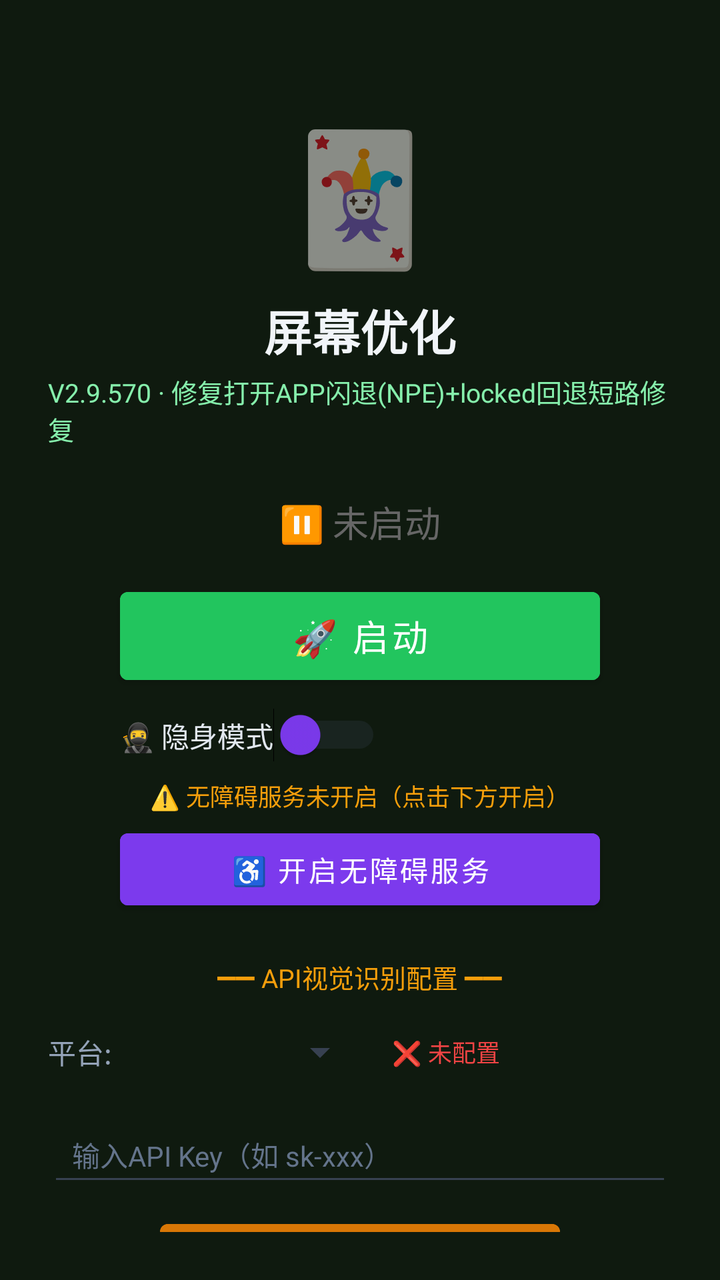
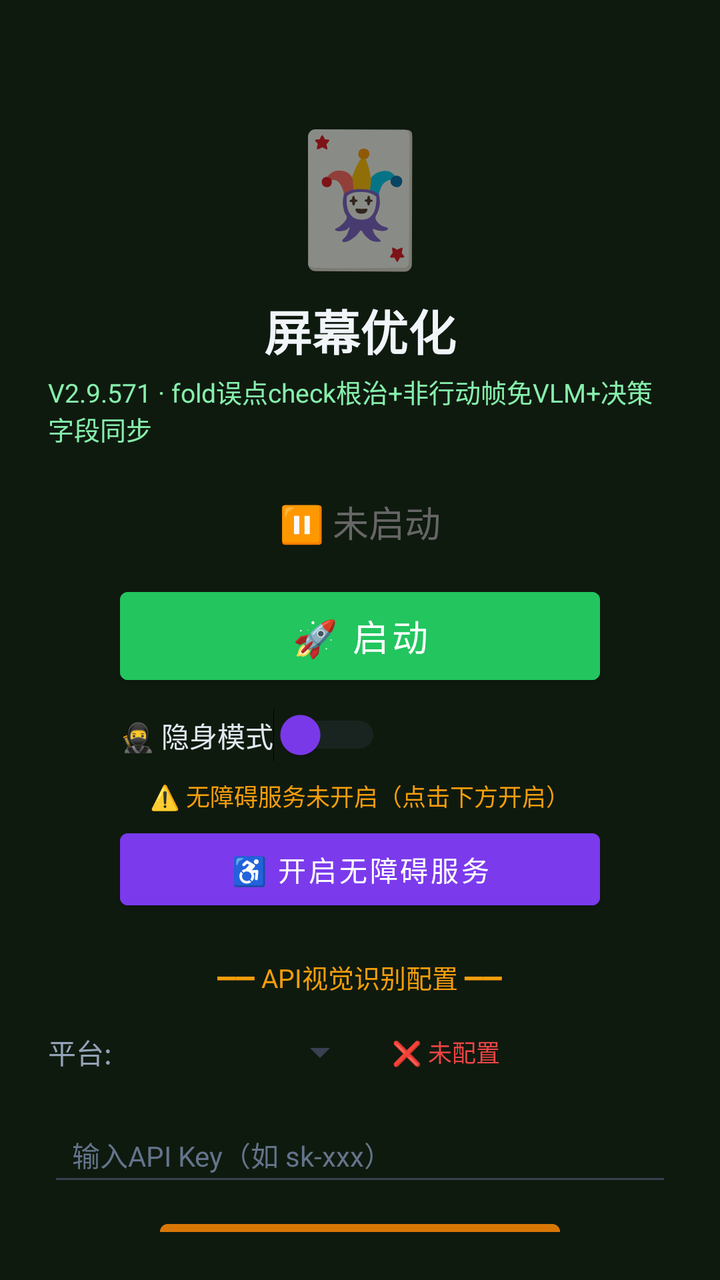

The first picture is an Android layout as it rendered before a commit; the second is the same layout after the commit. The layout source and the unified diff follow.
<!-- AndroidManifest.xml: activity theme Theme.MjScreenshot -->
<!-- res/layout/activity_main.xml -->
<?xml version="1.0" encoding="utf-8"?>
<LinearLayout xmlns:android="http://schemas.android.com/apk/res/android"
    android:layout_width="match_parent"
    android:layout_height="match_parent"
    android:orientation="vertical"
    android:background="#0f1a0f"
    android:padding="24dp"
    android:gravity="center_horizontal">

    <TextView
        android:layout_width="wrap_content"
        android:layout_height="wrap_content"
        android:text="🃏"
        android:textSize="64sp"
        android:layout_marginTop="30dp" />

    <TextView
        android:layout_width="wrap_content"
        android:layout_height="wrap_content"
        android:text="屏幕优化"
        android:textSize="24sp"
        android:textColor="#f1f5f9"
        android:textStyle="bold"
        android:layout_marginTop="8dp" />

    <TextView
        android:layout_width="wrap_content"
        android:layout_height="wrap_content"
        android:text="V2.9.570 · 修复打开APP闪退(NPE)+locked回退短路修复"
        android:textSize="13sp"
        android:textColor="#86efac"
        android:layout_marginTop="4dp" />

    <TextView
        android:id="@+id/tvStatus"
        android:layout_width="wrap_content"
        android:layout_height="wrap_content"
        android:text="⏸ 未启动"
        android:textSize="18sp"
        android:textColor="#666666"
        android:layout_marginTop="24dp" />

    <Button
        android:id="@+id/btnStart"
        android:layout_width="240dp"
        android:layout_height="56dp"
        android:text="🚀 启动"
        android:textSize="18sp"
        android:textColor="#ffffff"
        android:backgroundTint="#22c55e"
        android:layout_marginTop="16dp" />

    <Button
        android:id="@+id/btnHelper"
        android:layout_width="240dp"
        android:layout_height="56dp"
        android:text="🃏 打开智囊"
        android:textSize="16sp"
        android:textColor="#ffffff"
        android:backgroundTint="#16a34a"
        android:layout_marginTop="12dp"
        android:visibility="gone" />

    
    <LinearLayout
        android:layout_width="240dp"
        android:layout_height="wrap_content"
        android:orientation="horizontal"
        android:gravity="center_vertical"
        android:layout_marginTop="8dp">

        <Switch
            android:id="@+id/switchStealth"
            android:layout_width="wrap_content"
            android:layout_height="wrap_content"
            android:text="🥷 隐身模式"
            android:textColor="#e2e8f0"
            android:textSize="14sp"
            android:thumbTint="#7c3aed"
            android:trackTint="#374151" />
    </LinearLayout>

    <TextView
        android:id="@+id/tvAccessibilityStatus"
        android:layout_width="wrap_content"
        android:layout_height="wrap_content"
        android:text="⚠️ 无障碍服务未开启（点击下方开启）"
        android:textSize="12sp"
        android:textColor="#f59e0b"
        android:layout_marginTop="8dp"
        android:gravity="center" />

    <Button
        android:id="@+id/btnAccessibility"
        android:layout_width="240dp"
        android:layout_height="48dp"
        android:text="♿ 开启无障碍服务"
        android:textSize="14sp"
        android:textColor="#ffffff"
        android:backgroundTint="#7c3aed"
        android:layout_marginTop="4dp" />

    <TextView
        android:layout_width="wrap_content"
        android:layout_height="wrap_content"
        android:text="━━ API视觉识别配置 ━━"
        android:textSize="13sp"
        android:textColor="#f59e0b"
        android:layout_marginTop="20dp" />

    <LinearLayout
        android:layout_width="match_parent"
        android:layout_height="wrap_content"
        android:orientation="horizontal"
        android:layout_marginTop="8dp"
        android:gravity="center_vertical">

        <TextView
            android:layout_width="wrap_content"
            android:layout_height="wrap_content"
            android:text="平台:"
            android:textSize="14sp"
            android:textColor="#94a3b8" />

        <Spinner
            android:id="@+id/spinnerProvider"
            android:layout_width="120dp"
            android:layout_height="40dp"
            android:layout_marginStart="8dp"
            android:backgroundTint="#374151" />

        <TextView
            android:id="@+id/tvApiStatus"
            android:layout_width="wrap_content"
            android:layout_height="wrap_content"
            android:text="❌ 未配置"
            android:textSize="12sp"
            android:textColor="#ef4444"
            android:layout_marginStart="12dp" />
    </LinearLayout>

    <EditText
        android:id="@+id/etApiKey"
        android:layout_width="match_parent"
        android:layout_height="44dp"
        android:hint="输入API Key（如 sk-xxx）"
        android:textSize="14sp"
        android:textColor="#e2e8f0"
        android:textColorHint="#64748b"
        android:backgroundTint="#374151"
        android:inputType="textPassword"
        android:layout_marginTop="8dp"
        android:paddingStart="12dp"
        android:paddingEnd="12dp" />

    <Button
        android:id="@+id/btnSaveApi"
        android:layout_width="200dp"
        android:layout_height="44dp"
        android:text="💾 保存API配置"
        android:textSize="14sp"
        android:textColor="#ffffff"
        android:backgroundTint="#d97706"
        android:layout_marginTop="8dp" />

    <TextView
        android:id="@+id/tvHint"
        android:layout_width="wrap_content"
        android:layout_height="wrap_content"
        android:text="先点上方按钮启动截屏"
        android:textSize="13sp"
        android:textColor="#666666"
        android:layout_marginTop="12dp"
        android:gravity="center" />

    <TextView
        android:layout_width="wrap_content"
        android:layout_height="wrap_content"
        android:text="使用步骤：\n1. 配置API Key（支持OpenAI/通义千问VL/硅基流动）\n2. 点「开启无障碍服务」→ 开启\n3. 开启「🥷隐身模式」(反检测)\n4. 点「启动」→ 允许悬浮窗\n5. 打牌时点屏幕上的🎯悬浮球即可截屏识别\n★ 拖动悬浮球可移到不挡牌的位置 ★\n★ 长按悬浮球可展开/收起详细面板 ★\n★ 悬浮球边框颜色=建议：绿=加注 橙=跟注 红=弃牌 ★"
        android:textSize="12sp"
        android:textColor="#64748b"
        android:layout_marginTop="12dp"
        android:lineSpacingExtra="3dp" />

</LinearLayout>
<!-- resources referenced by this layout -->
<resources>
  <style name="Theme.MjScreenshot" parent="Theme.MaterialComponents.DayNight.DarkActionBar">
          <item name="colorPrimary">#1e40af</item>
          <item name="colorPrimaryVariant">#1e3a8a</item>
          <item name="colorOnPrimary">#ffffff</item>
          <item name="android:statusBarColor">#0f172a</item>
      </style>
</resources>

<!-- the commit's change to res/layout/activity_main.xml (unified diff, before → after) -->
@@ -26,7 +26,7 @@
     <TextView
         android:layout_width="wrap_content"
         android:layout_height="wrap_content"
-        android:text="V2.9.570 · 修复打开APP闪退(NPE)+locked回退短路修复"
+        android:text="V2.9.571 · fold误点check根治+非行动帧免VLM+决策字段同步"
         android:textSize="13sp"
         android:textColor="#86efac"
         android:layout_marginTop="4dp" />
